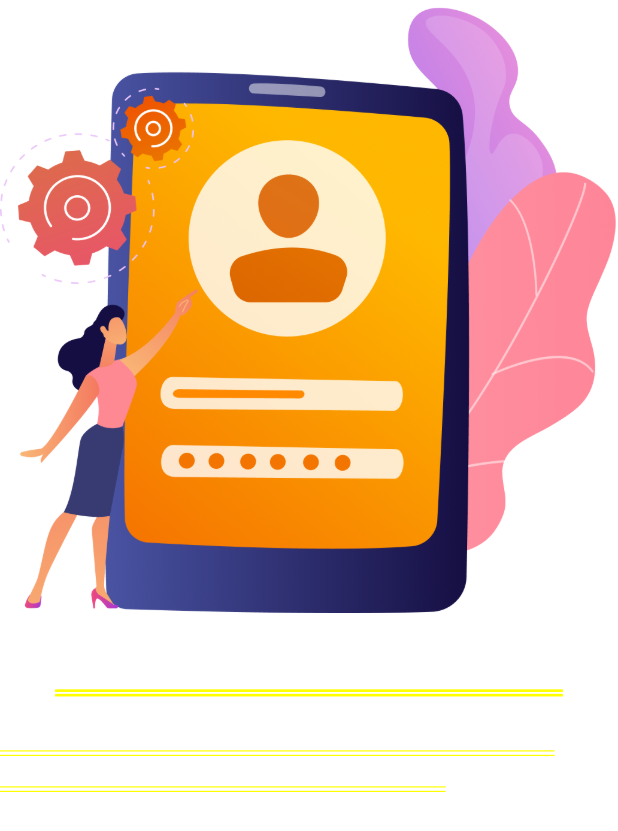
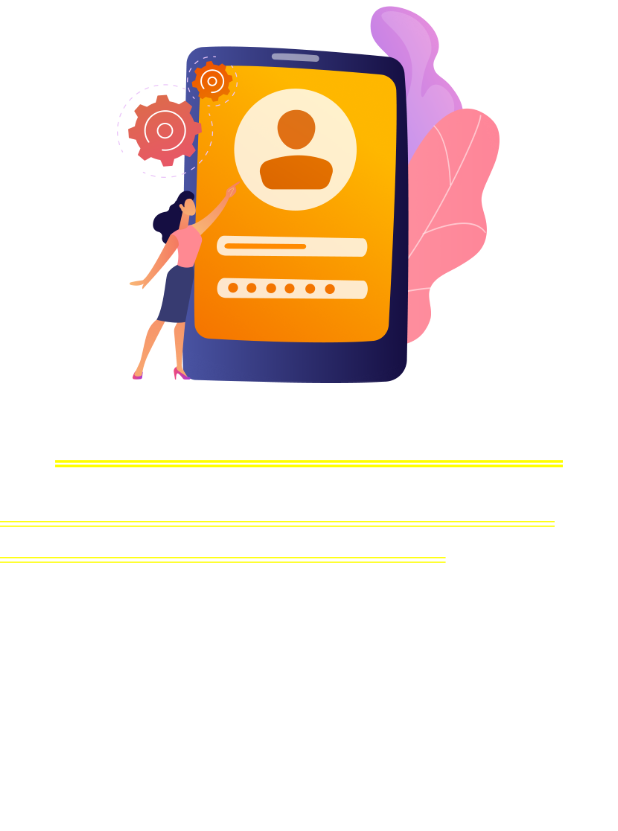
Before and after one commit to Developer-Waqas/Login-SignUp_UI, a Flutter app: the screen it shows after launch, on a phone screen of 412 x 824 dp. Shown: the top 831 px of the screen. Run offline on Flutter 3.47's test engine with Material 3 defaults, Android fonts, the phone set to English and light mode, and no system bars; our stand-ins replace get.

Commit message:
initial commit

```diff
--- a/lib/screens/onboarding_screen/onboarding_screen.dart
+++ b/lib/screens/onboarding_screen/onboarding_screen.dart
@@ -16,6 +16,8 @@ class OnboardingScreen extends StatelessWidget {
               children: [
                 Image.asset(
                   onboardingController.onboardingPages[index].imagePath,
+                  height: 256,
+                  width: 256,
                 ),
                 Text(
                   onboardingController.onboardingPages[index].title,
```
